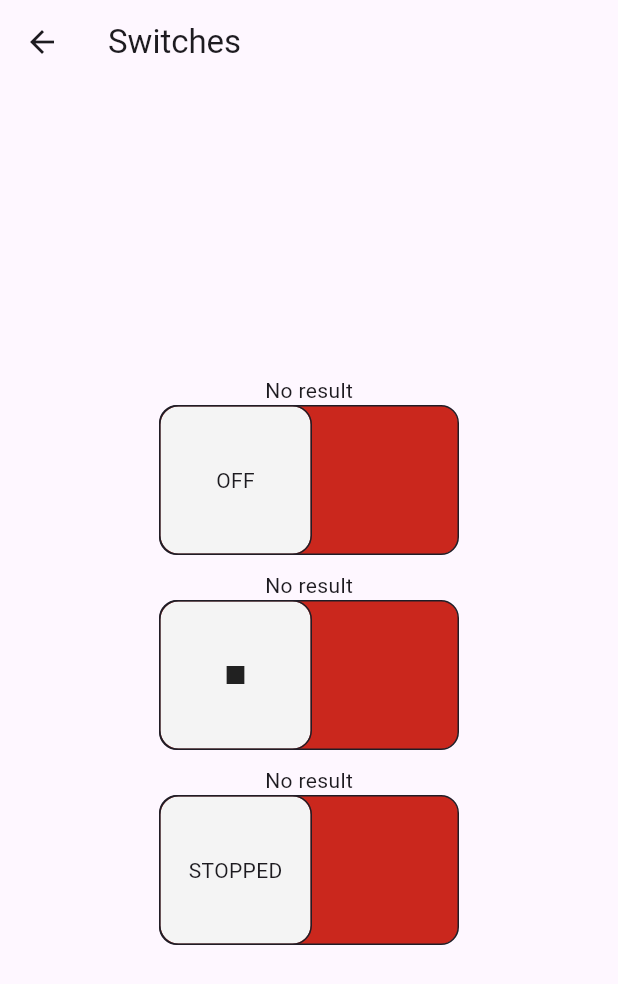
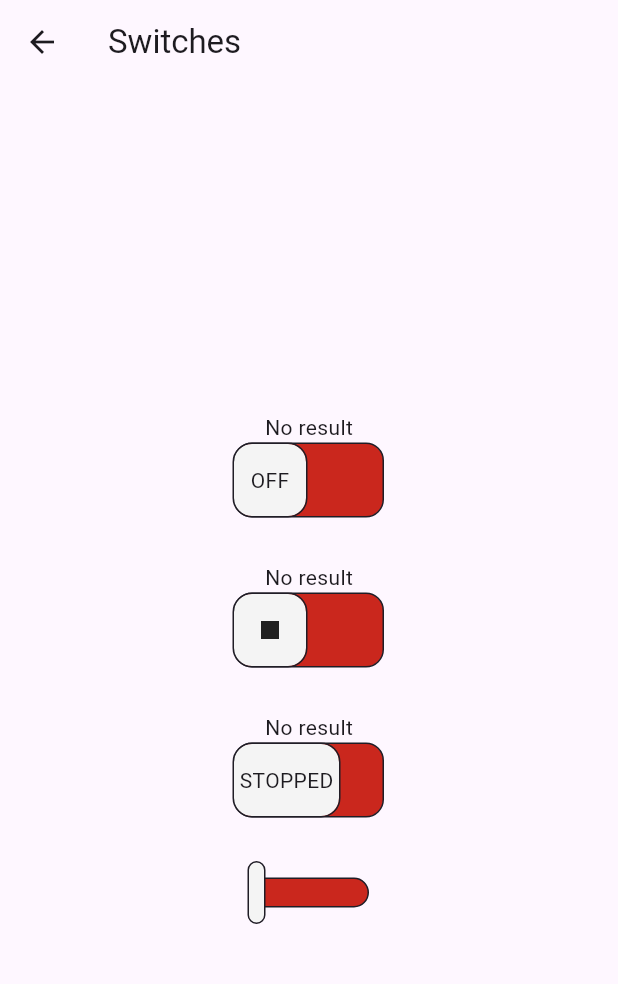
Before and after one commit to leocoderu/Triple-Switch, a Flutter app: the SettingsPage screen opened directly, on a phone screen of 412 x 824 dp. Shown: the top 984 px of the screen. Run offline on Flutter 3.47's test engine with Material 3 defaults, Android fonts, the phone set to English and light mode, and no system bars; our stand-ins replace shared_preferences; accounts and stored records are empty.

Commit message:
Full rebuild UI switch New version 1.1.0 Add example app. Modify README.md and change one screenshot

```diff
--- a/example/lib/main.dart
+++ b/example/lib/main.dart
@@ -93,8 +93,16 @@ class HomePage extends StatelessWidget {
   }
 }
 
-class SettingsPage extends StatelessWidget {
+class SettingsPage extends StatefulWidget {
   const SettingsPage({super.key});
+
+  @override
+  State<SettingsPage> createState() => _SettingsPageState();
+}
+
+class _SettingsPageState extends State<SettingsPage> {
+
+  bool sw = false;
 
   @override
   Widget build(BuildContext context) {
@@ -124,7 +132,7 @@ class SettingsPage extends StatelessWidget {
                     on: Text('ON'),
                     off: Text('OFF'),
                   ),
-                  const SizedBox(height: 10),
+                  const SizedBox(height: 30),
                   Text((switches.data['switch2']!.result != null)
                       ? '${switches.data['switch2']!.result.toString()} ( ${switches.data['switch2']!.success.toString()} )'
                       : 'No result'
@@ -138,9 +146,9 @@ class SettingsPage extends StatelessWidget {
                       argumentsOffOn: [223000000, 'Second Func'],
                       argumentsOnOff: null,
                       on: Icon(Icons.play_arrow),
-                      off: Icon(Icons.stop)
+                      off: Icon(Icons.stop),
                   ),
-                  const SizedBox(height: 10),
+                  const SizedBox(height: 30),
                   Text((switches.data['switch3']!.result != null)
                       ? '${switches.data['switch3']!.result.toString()} ( ${switches.data['switch3']!.success.toString()} )'
                       : 'No result'
@@ -152,6 +160,14 @@ class SettingsPage extends StatelessWidget {
                     argumentsOffOn: [16, 2],
                     on: Text('STARTED'),
                     off: Text('STOPPED'),
+                    sizeSlider: Size(70, 48),
+                  ),
+                  const SizedBox(height: 40),
+                  TripleSwitch(
+                    value: sw,
+                    onChanged: (value) => setState(() => sw = value),
+                    sizeTrack: Size(80, 20),
+                    sizeSlider: Size(10, 40),
                   ),
                 ],
               );
--- a/example/pubspec.yaml
+++ b/example/pubspec.yaml
@@ -11,7 +11,8 @@ dependencies:
   flutter:
     sdk: flutter
   shared_preferences: ^2.5.2
-  triple_switch: ^1.0.0
+  triple_switch:
+    path: ../../triple_switch
 
   cupertino_icons: ^1.0.8
 
--- a/lib/src/triple_switch.dart
+++ b/lib/src/triple_switch.dart
@@ -1,46 +1,92 @@
 import 'package:flutter/material.dart';
 
-/// Import Modules
 import 'switch_state.dart';
 import 'decoration_switch.dart';
 
-//enum SwitchPosition {on, wait, off}           /// rudimentary
-
 class TripleSwitch extends StatelessWidget {
 
-  final String? id;                             /// Unique ID of switch
-  final bool? enabled;                          /// Enabled or Disabled switch
-  final bool? value;                            /// Default value of switch, true - On / false - Off
-  final bool? mirroring;                        /// Mirroring by horizontal functionality
-  final int? timeoutOffOn;                      /// Timeout for wait switching Off -> On
-  final int? timeoutOnOff;                      /// Timeout for wait switching On -> Off
-  final Function? functionOffOn;                /// Calling a heavy function during switching Off -> On
-  final Function? functionOnOff;                /// Calling a heavy function during switching On -> Off
-  final List<dynamic>? argumentsOffOn;          /// Arguments of the called heavy function, Off -> On
-  final List<dynamic>? argumentsOnOff;          /// Arguments of the called heavy function, On -> Off
-  final ValueChanged<bool>? onChanged;          /// Event returns new position of switch, it may be old or new position
+  /// Unique ID of switch
+  final String? id;
 
+  /// Enabled or Disabled switch
+  final bool? enabled;
+
+  /// Default value of switch, true - On / false - Off
+  final bool? value;
+
+  /// Mirroring by horizontal functionality
+  final bool? mirroring;
+
+  /// Timeout for wait switching Off -> On
+  final int? timeoutOffOn;
+
+  /// Timeout for wait switching On -> Off
+  final int? timeoutOnOff;
+
+  /// Calling a heavy function during switching Off -> On
+  final Function? functionOffOn;
+
+  /// Calling a heavy function during switching On -> Off
+  final Function? functionOnOff;
+
+  /// Arguments of the called heavy function, Off -> On
+  final List<dynamic>? argumentsOffOn;
+
+  /// Arguments of the called heavy function, On -> Off
+  final List<dynamic>? argumentsOnOff;
+
+  /// Event returns new position of switch, it may be old or new position
+  final ValueChanged<bool>? onChanged;
+
+  /// Set duration of animation
   final int? animateDuration;
 
+  /// Size of track of switch width and height
   final Size? sizeTrack;
+
+  /// Size of slider of switch width and height
   final Size? sizeSlider;
 
+  /// Decoration track in ON position
   final BoxDecoration? decorationTrackOn;
+
+  /// Decoration track in OFF position
   final BoxDecoration? decorationTrackOff;
+
+  /// Decoration track in WAIT position
   final BoxDecoration? decorationTrackWait;
+
+  /// Decoration track if switch is disabled
   final BoxDecoration? decorationTrackDisabled;
 
+  /// Decoration slider in ON position
   final BoxDecoration? decorationSliderOn;
+
+  /// Decoration slider in OFF position
   final BoxDecoration? decorationSliderOff;
+
+  /// Decoration slider in WAIT position
   final BoxDecoration? decorationSliderWait;
+
+  /// Decoration slider if switch is disabled
   final BoxDecoration? decorationSliderDisabled;
 
+  /// The widget inside the slider is in the "ON" position
   final Widget? on;
+
+  /// The widget inside the slider is in the "OFF" position
   final Widget? off;
+
+  /// The widget inside the slider is in the "WAIT" position
   final Widget? wait;
+
+  /// The widget inside the slider if switch is disabled
   final Widget? disabled;
+
+  /// Style of text for timer on the slider
   final TextStyle? timerStyle;
 
+  /// Constructor
   const TripleSwitch({
     super.key,
     this.id,
@@ -80,6 +126,10 @@ class TripleSwitch extends StatelessWidget {
       builder: (BuildContext ctx, child) {
         return GestureDetector(
           onTap: () {
+
+            /// If switch is disabled, we're not doing anything
+            if (enabled == false) return;
+
             /// If id is null, switch will work like usual switch
             /// and return inverse of entrance value
             if (id == null) {
@@ -87,7 +137,7 @@ class TripleSwitch extends StatelessWidget {
               return;
             }
 
-            /// preventing a restart
+            /// Preventing a restart
             if(switches.data[id]!.timeout == null) {
               switches.start(id!,
                   switches.data[id]!.position ? timeoutOnOff : timeoutOffOn,
@@ -98,66 +148,89 @@ class TripleSwitch extends StatelessWidget {
             ///: null; //switches.stop(id);
             /// There is no point in stopping the request, as it must be processed!
           },
-          child:  (id == null)
-            ? AnimatedContainer(
+          child: Container(
+            child: Stack(
+              clipBehavior: Clip.none,
+
+              /// if id is null, switch works like usual switch only two position ON/OFF
+              children: (id == null)
+                ? [
+                    /// Displaying track animations
+                    AnimatedContainer(
                       duration: Duration(milliseconds: animateDuration ?? 200),
                       decoration: (enabled == false)
-                  ? defaultDecorationTrackDisabled
+                          ? decorationTrackDisabled ?? defaultDecorationTrackDisabled
                           : (value ?? false)
                             ? decorationTrackOn ?? defaultDecorationTrackOn
                             : decorationTrackOff ?? defaultDecorationTrackOff,
-              alignment: (enabled == false)
-                  ? Alignment.center
+                      width: sizeTrack != null ? sizeTrack!.width : 100.0,
+                      height: sizeTrack != null ? sizeTrack!.height : 50.0,
+                    ),
+
+                    /// Displaying slider animations and his position
+                    AnimatedPositioned(
+                      top: ((sizeTrack != null ? sizeTrack!.height : 50.0) - (sizeSlider != null ? sizeSlider!.height : 48.0)) / 2,
+                      left: (enabled == false)
+                        ? ((sizeTrack != null ? sizeTrack!.width : 100.0) - (sizeSlider != null ? sizeSlider!.width : 48.0)) / 2
                         : ((value ?? false) ^ (mirroring ?? false))
-                    ? Alignment.centerRight
-                    : Alignment.centerLeft,
-              width: sizeTrack != null ? sizeTrack!.width : 200.0,
-              height: sizeTrack != null ? sizeTrack!.height : 100.0,
+                          ? (sizeTrack != null ? sizeTrack!.width : 100.0) - (sizeSlider != null ? sizeSlider!.width : 48.0)
+                          : 0,
+                      duration: Duration(milliseconds: animateDuration ?? 200),
                       child: Container(
                         decoration: (enabled == false)
-                    ? defaultDecorationSliderDisabled
+                            ? decorationSliderDisabled ?? defaultDecorationSliderDisabled
                             : (value ?? false)
                               ? decorationSliderOn ?? defaultDecorationSliderOn
                               : decorationSliderOff ?? defaultDecorationSliderOff,
                         alignment: Alignment.center,
-                width:  sizeSlider != null ? sizeSlider!.width : 100.0,
-                height: sizeSlider != null ? sizeSlider!.height : 100.0,
+                        width:  sizeSlider != null ? sizeSlider!.width : 48.0,
+                        height: sizeSlider != null ? sizeSlider!.height : 48.0,
                         child: (enabled == false)
                             ? disabled
                             : (value ?? false)
                             ? on : off,
                       ),
-            )
+                    ),
+                  ]
 
-            : AnimatedContainer(
+                /// If id present, switch has full functionality with three positions ON/WAIT/OFF
+                : [
+                    /// Displaying track animations
+                    AnimatedContainer(
                       duration: Duration(milliseconds: animateDuration ?? 200),
                       decoration: (enabled == false)
-                ? defaultDecorationTrackDisabled
+                          ? decorationTrackDisabled ?? defaultDecorationTrackDisabled
                           : (switches.data[id]!.timeout != null)
                             ? decorationTrackWait ?? defaultDecorationTrackWait
                             : (switches.data[id]!.position ^ (mirroring ?? false))
                               ? decorationTrackOn ?? defaultDecorationTrackOn
                               : decorationTrackOff ?? defaultDecorationTrackOff,
-            alignment: (enabled == false)
-                ? Alignment.center
+                      width: sizeTrack != null ? sizeTrack!.width : 100.0,
+                      height: sizeTrack != null ? sizeTrack!.height : 50.0,
+                    ),
+
+                    /// Displaying slider animations and his position
+                    AnimatedPositioned(
+                      top: ((sizeTrack != null ? sizeTrack!.height : 50.0) - (sizeSlider != null ? sizeSlider!.height : 48.0)) / 2,
+                      left: (enabled == false)
+                          ? ((sizeTrack != null ? sizeTrack!.width : 100.0) - (sizeSlider != null ? sizeSlider!.width : 48.0)) / 2
                           : (switches.data[id]!.timeout != null)
-                  ? Alignment.center
+                            ? ((sizeTrack != null ? sizeTrack!.width : 100.0) - (sizeSlider != null ? sizeSlider!.width : 48.0)) / 2
                             : (switches.data[id]!.position ^ (mirroring ?? false))
-                    ? Alignment.centerRight
-                    : Alignment.centerLeft,
-            width: sizeTrack != null ? sizeTrack!.width : 200.0,
-            height: sizeTrack != null ? sizeTrack!.height : 100.0,
+                              ? (sizeTrack != null ? sizeTrack!.width : 100.0) - (sizeSlider != null ? sizeSlider!.width : 48.0)
+                              : 0,
+                      duration: Duration(milliseconds: animateDuration ?? 200),
                       child: Container(
                         decoration: (enabled == false)
-                  ? defaultDecorationSliderDisabled
+                            ? decorationSliderDisabled ?? defaultDecorationSliderDisabled
                             : (switches.data[id]!.timeout != null)
                               ? decorationSliderWait ?? defaultDecorationSliderWait
                               : (switches.data[id]!.position ^ (mirroring ?? false))
                                 ? decorationSliderOn ?? defaultDecorationSliderOn
                                 : decorationSliderOff ?? defaultDecorationSliderOff,
                         alignment: Alignment.center,
-              width:  sizeSlider != null ? sizeSlider!.width : 100.0,
-              height: sizeSlider != null ? sizeSlider!.height : 100.0,
+                        width:  sizeSlider != null ? sizeSlider!.width : 48.0,
+                        height: sizeSlider != null ? sizeSlider!.height : 48.0,
                         child: (enabled == false)
                             ? disabled
                             : (switches.data[id]!.timeout != null)
@@ -166,6 +239,9 @@ class TripleSwitch extends StatelessWidget {
                                 ? on : off,
                       ),
                     ),
+                ]
+            )
+          )
         );
       }
     );
--- a/lib/triple_switch.dart
+++ b/lib/triple_switch.dart
@@ -1,4 +1,2 @@
-// library triple_switch;
-
 export 'src/switch_state.dart';
 export 'src/triple_switch.dart';
```
Also changed, not shown: example/pubspec.lock, 3 other files. Lines whose indentation alone changed are shown as unchanged.
